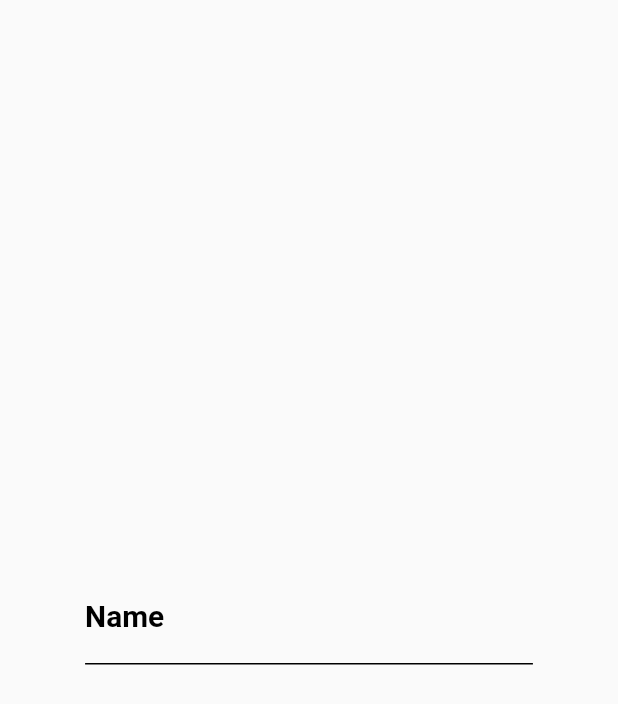
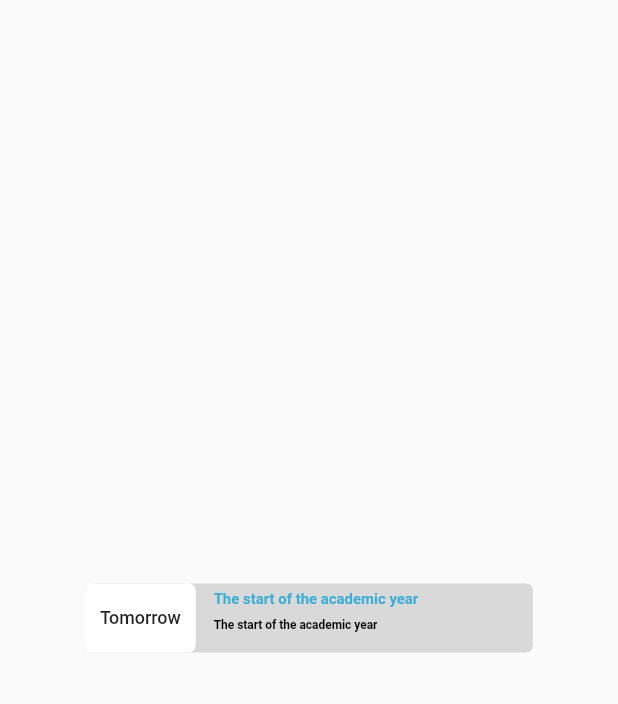
Before and after one commit to Dev0Mahmoud/components-training-flutter, a Flutter app: the screen it shows after launch, on a phone screen of 412 x 824 dp. Shown: the top 704 px of the screen. Run offline on Flutter 3.47's test engine with Material 2 defaults, Android fonts, the phone set to English and light mode, and no system bars; our stand-ins replace flutter_screenutil.

Commit message:
notification container

```diff
--- a/lib/component.dart
+++ b/lib/component.dart
@@ -1,4 +1,5 @@
 import 'package:flutter/material.dart';
+import 'package:flutter_application_1/yassin/custom_notification_row.dart';
 import 'package:flutter_application_1/yassin/custom_text_field.dart';
 
 class Component extends StatelessWidget {
@@ -7,7 +8,7 @@ class Component extends StatelessWidget {
   @override
   Widget build(BuildContext context) {
     return const SafeArea(
-      child: Scaffold(body: Center(child: CustomTextField())),
+      child: Scaffold(body: Center(child: CustomNotificationRow())),
     );
   }
 }
--- /dev/null
+++ b/lib/yassin/custom_notification_row.dart
@@ -0,0 +1,66 @@
+import 'package:flutter/material.dart';
+import 'package:flutter/src/foundation/key.dart';
+import 'package:flutter/src/widgets/framework.dart';
+import 'package:flutter_screenutil/flutter_screenutil.dart';
+
+//! https://ibb.co/gVy0yhH
+class CustomNotificationRow extends StatelessWidget {
+  const CustomNotificationRow({Key? key}) : super(key: key);
+
+  @override
+  Widget build(BuildContext context) {
+    return Container(
+      height: 50.h,
+      width: 300.w,
+      decoration: BoxDecoration(
+        color: Color(0xFFD9D9D9),
+        borderRadius: BorderRadius.circular(5.r),
+      ),
+      child: Row(
+        children: [
+          Container(
+            padding: EdgeInsets.all(10.w),
+            decoration: BoxDecoration(
+              color: Colors.white,
+              borderRadius: BorderRadius.circular(5.r),
+            ),
+            child: Center(
+              child: Text('Tomorrow',
+                  style:
+                      TextStyle(fontSize: 12.sp, fontWeight: FontWeight.w500)),
+            ),
+          ),
+          SizedBox(width: 12.w),
+          Column(
+            crossAxisAlignment: CrossAxisAlignment.start,
+            children: [
+              SizedBox(
+                height: 5.h,
+              ),
+              Text(
+                'The start of the academic year',
+                style: TextStyle(
+                    color: const Color(0xFF39AED7),
+                    fontWeight: FontWeight.w600,
+                    fontSize: 10.sp),
+              ),
+              SizedBox(
+                height: 7.h,
+              ),
+              Text(
+                'The start of the academic year',
+                style: TextStyle(
+                    color: Colors.black,
+                    fontWeight: FontWeight.w600,
+                    fontSize: 8.sp),
+              ),
+              SizedBox(
+                height: 10.h,
+              ),
+            ],
+          )
+        ],
+      ),
+    );
+  }
+}
```
